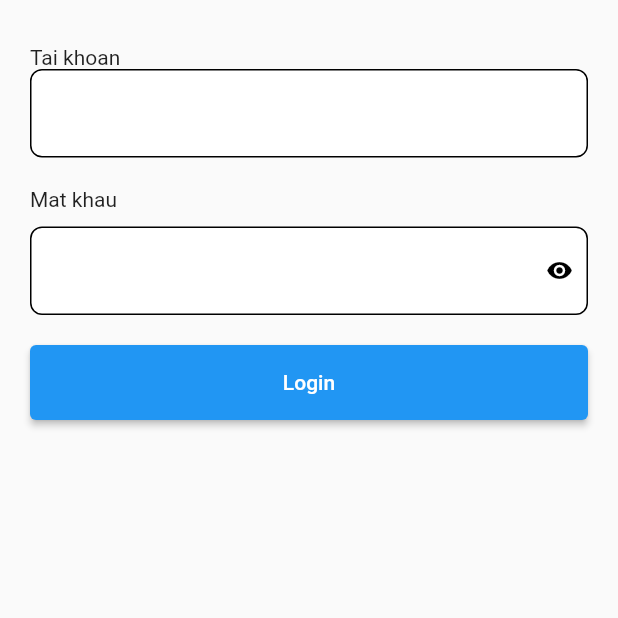
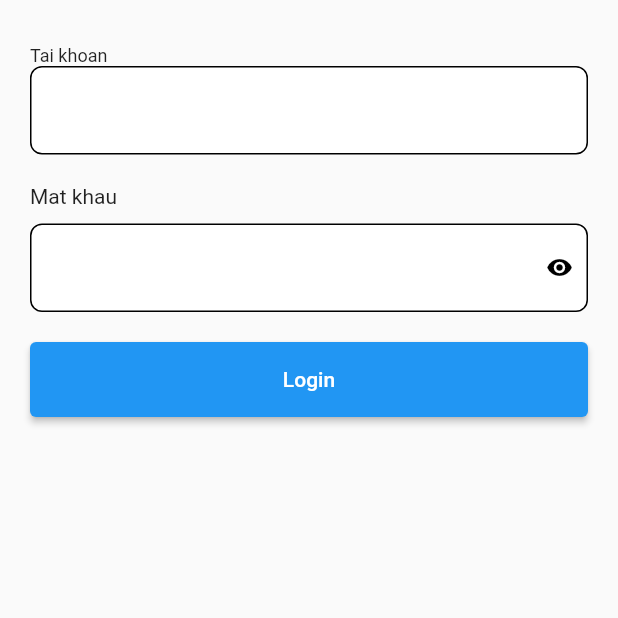
Before and after one commit to Tiendq12712/relipos_touch, a Flutter app: the screen it shows after launch, on a phone screen of 412 x 824 dp, the top half of it. Run offline on Flutter 3.47's test engine with Material 2 defaults, Android fonts, the phone set to English and light mode, and no system bars; our stand-ins replace dio, flutter_easyloading, get.

Commit message:
init const

```diff
--- /dev/null
+++ b/lib/consts/app_style.dart
@@ -0,0 +1,15 @@
+import 'package:flutter/material.dart';
+
+class ReliposTextStyles {
+  static const TextStyle small = TextStyle(fontSize: ReliposFontSize.small);
+  static const TextStyle medium = TextStyle(fontSize: ReliposFontSize.medium);
+  static const TextStyle large = TextStyle(fontSize: ReliposFontSize.large);
+  static const TextStyle xLarge = TextStyle(fontSize: ReliposFontSize.xLarge);
+}
+
+class ReliposFontSize {
+  static const double small = 12;
+  static const double medium = 16;
+  static const double large = 20;
+  static const double xLarge = 24;
+}
--- a/lib/presentation/screen/login/login_screen.dart
+++ b/lib/presentation/screen/login/login_screen.dart
@@ -1,6 +1,7 @@
 import 'package:flutter/material.dart';
 import 'package:flutter/src/widgets/framework.dart';
 import 'package:get/get_state_manager/src/simple/get_view.dart';
+import 'package:relipos_touch/consts/app_style.dart';
 import 'package:relipos_touch/presentation/compoments/relipos_input.dart';
 import 'package:relipos_touch/presentation/screen/login/login_controller.dart';
 
@@ -14,7 +15,7 @@ class LoginScreen extends GetWidget<LoginController> {
         padding: const EdgeInsets.symmetric(horizontal: 20),
         child: Column(crossAxisAlignment: CrossAxisAlignment.start, children: [
           const SafeArea(child: SizedBox(height: 30)),
-          const Text('Tai khoan'),
+          const Text('Tai khoan', style: ReliposTextStyles.small),
           ReLiPostInput(
             controller: controller.usernameController,
           ),
```
Also changed, not shown: lib/consts/app_colors.dart (added, +11 -0 lines).
